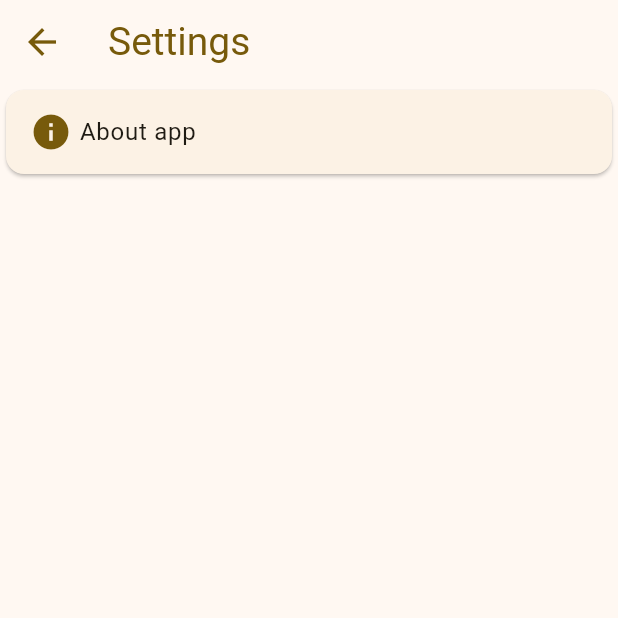
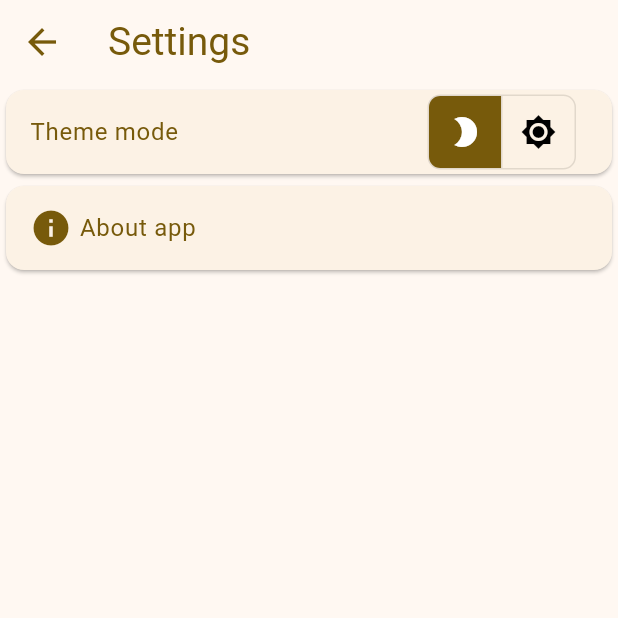
Before and after one commit to Richh7/Bee_up_to_date, a Flutter app: the Settings screen opened directly, on a phone screen of 412 x 824 dp, the top half of it. Run offline on Flutter 3.47's test engine with Material 2 defaults, Android fonts, the light colour scheme and no system bars.

Commit message:
Settings page progess

```diff
--- a/lib/settings.dart
+++ b/lib/settings.dart
@@ -1,7 +1,14 @@
 import 'package:flutter/material.dart';
 
-class Settings extends StatelessWidget {
+class Settings extends StatefulWidget {
   const Settings({super.key});
+
+  @override
+  State<Settings> createState() => _MySettingsState();
+}
+
+class _MySettingsState extends State<Settings> {
+  final List<bool> _selectedWeather = <bool>[true, false];
 
   @override
   Widget build(BuildContext context) {
@@ -26,13 +33,48 @@ class Settings extends StatelessWidget {
         children: [
           Card(
             child: ListTile(
+              title: Text(
+                'Theme mode',
+                style: TextStyle(
+                  color: Theme.of(context).colorScheme.primary,
+                ),
+              ),
+              trailing: ToggleButtons(
+                direction: Axis.horizontal,
+                onPressed: (int index) {
+                  setState(() {
+                    // The button that is tapped is set to true, and the others to false.
+                    for (int i = 0; i < _selectedWeather.length; i++) {
+                      _selectedWeather[i] = i == index;
+                    }
+                  });
+                },
+                borderRadius: const BorderRadius.all(Radius.circular(8)),
+                fillColor: Theme.of(context).colorScheme.primary,
+                selectedColor: Colors.white,
+                color: Colors.black,
+                isSelected: _selectedWeather,
+                children: [
+                  Icon(Icons.brightness_2_sharp),
+                  Icon(Icons.brightness_7),
+                ],
+              ),
+            ),
+          ),
+          Card(
+            child: ListTile(
               leading: Icon(
                 size: 28,
                 color: Theme.of(context).colorScheme.primary,
                 Icons.info,
               ),
               horizontalTitleGap: 5,
-              title: Text('About app'),
+              title: Text(
+                'About app',
+                style: TextStyle(
+                  color: Theme.of(context).colorScheme.primary,
+                ),
+              ),
               onTap: () => showAboutDialog(
                   context: context,
                   applicationName: 'Bee up to date',
@@ -42,7 +84,8 @@ class Settings extends StatelessWidget {
                     decoration:
                         BoxDecoration(borderRadius: BorderRadius.circular(20)),
                     clipBehavior: Clip.antiAlias,
-                    child: const Image(image: AssetImage('assets/app_icon.png')),
+                    child:
+                        const Image(image: AssetImage('assets/app_icon.png')),
                   ),
                   applicationVersion: 'Version 1.0',
                   children: [
```
